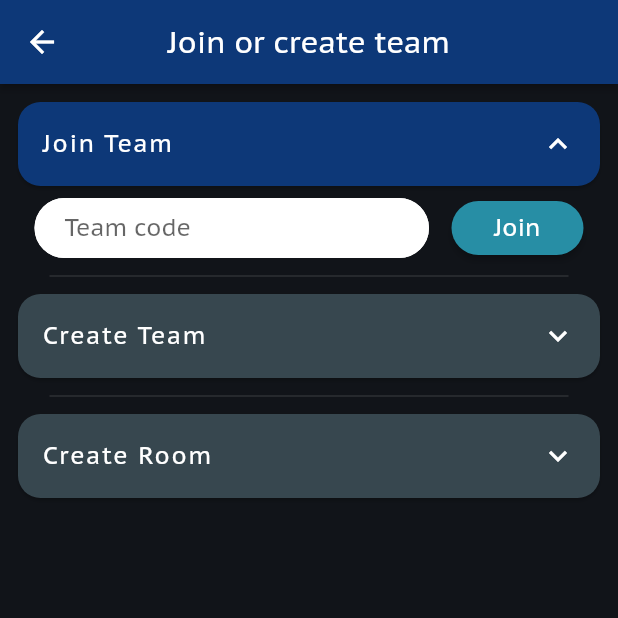
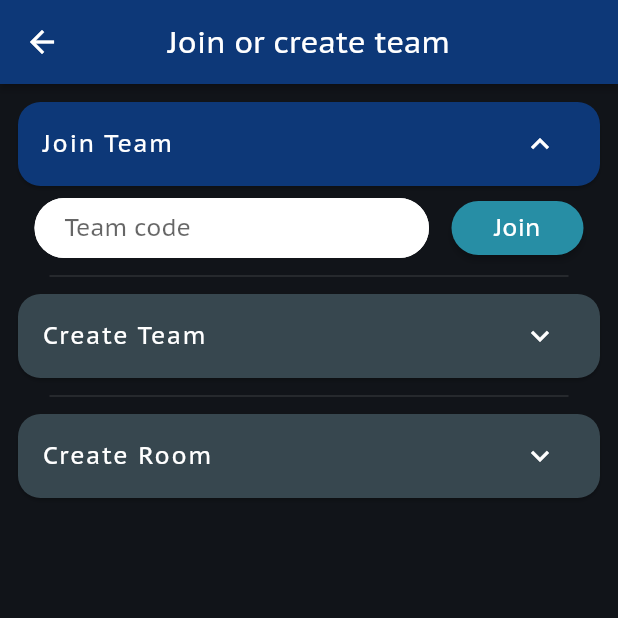
Before and after one commit to MostafaOsama99/work-platform, a Flutter app: the JoinTeamScreen screen opened directly, on a phone screen of 412 x 824 dp, the top half of it. Run offline on Flutter 3.47's test engine with Material 2 defaults, Android fonts, the phone set to English and light mode, and no system bars; our stand-ins replace circular_check_box, datetime_picker_formfield, dio, file_picker, image_picker, step_progress_indicator; missing offline and left inert: flutter_filereader.

Commit message:
iconButton on ExpansionTile, need refactor !!

```diff
--- a/lib/widgets/custom_expansion_title.dart
+++ b/lib/widgets/custom_expansion_title.dart
@@ -182,9 +182,12 @@ class ExpansionTileState extends State<ExpansionTile>
               trailing: widget.trailing ??
                   RotationTransition(
                     turns: _iconTurns,
-                    child: Icon(
-                      Icons.expand_more,
-                      color: widget.iconColor ?? Colors.grey,
+                    child: IconButton(
+                      splashRadius: 20,
+                      icon: Icon(
+                        Icons.expand_more,
+                        color: widget.iconColor ?? Colors.grey,
+                      ), onPressed: () {  },
                     ),
                   ),
             ),
```
